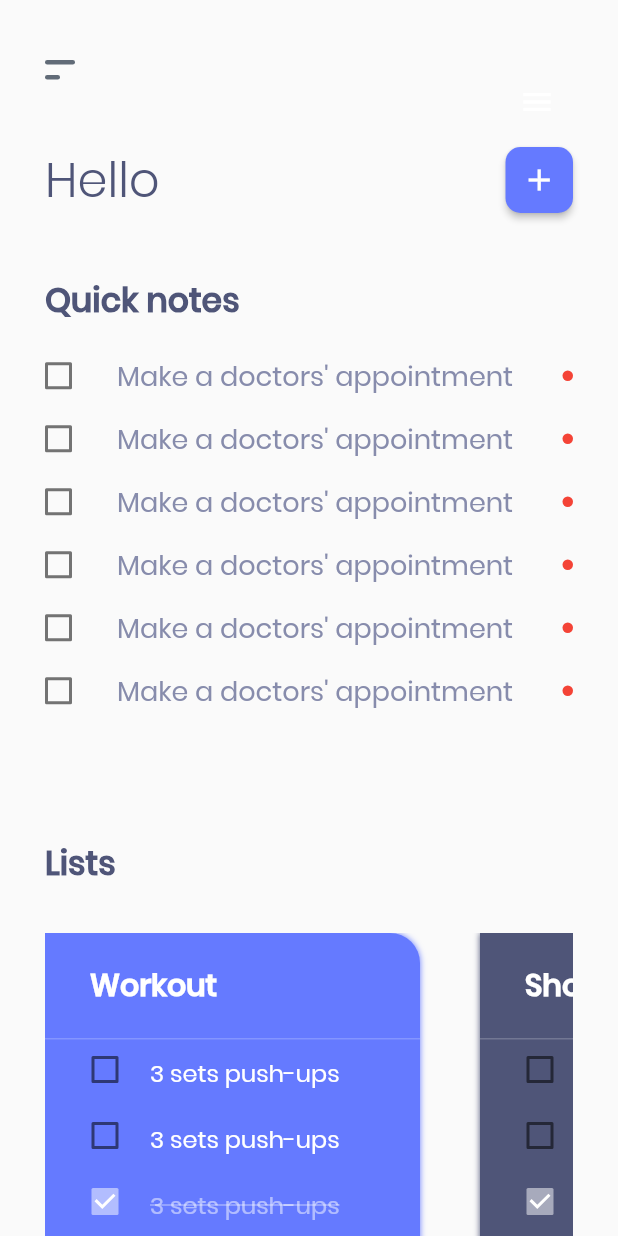
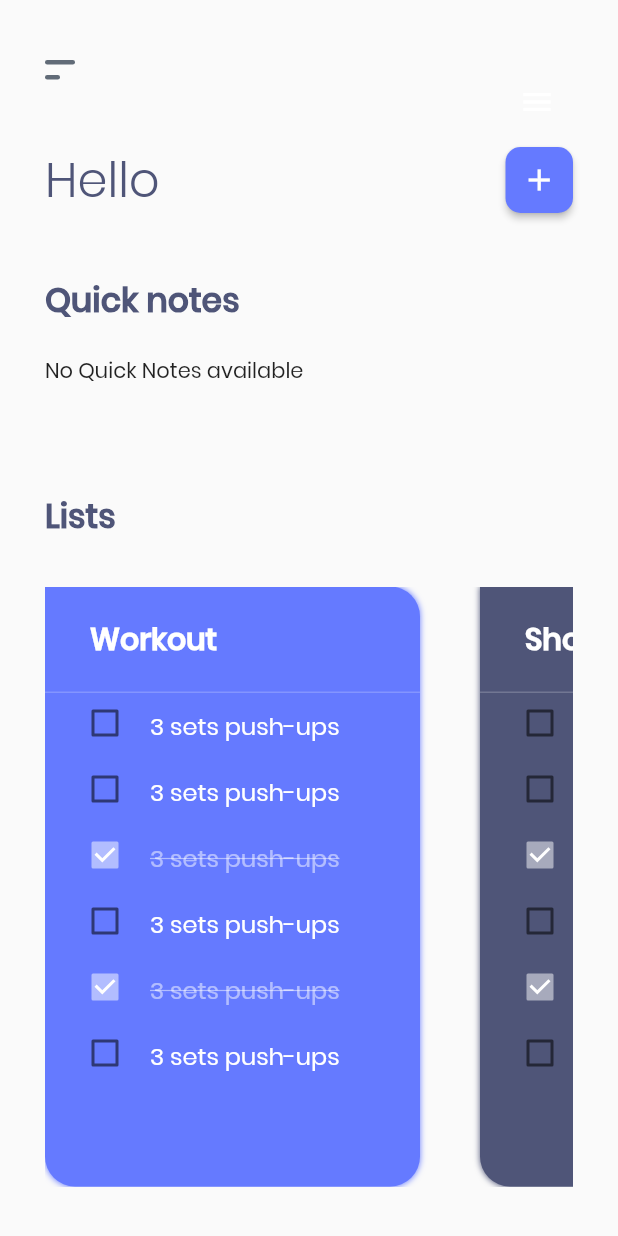
Before and after one commit to GoZaddy/Flutter-Todo-App, a Flutter app: the DashboardScreen screen opened by its route, on a phone screen of 412 x 824 dp. Run offline on Flutter 3.47's test engine with Material 2 defaults, Android fonts, the phone set to English and light mode, and no system bars; our stand-ins replace cloud_firestore, firebase_auth, google_sign_in, rxdart; missing offline and left inert: random_words; accounts and stored records are empty.

Commit message:
Quick notes are now gotten from firestore

```diff
--- a/lib/models/QuickNote.dart
+++ b/lib/models/QuickNote.dart
@@ -1,38 +1,32 @@
 import 'package:flutter/material.dart';
+import 'package:todo_app/models/Priority.dart';
 
 class QuickNote{
-  int priority;
+  String id;
+  Priority priority;
   bool isDone;
   String title;
 
   QuickNote({
     @required this.priority,
     @required this.isDone,
-    @required this.title
+    @required this.title,
+    this.id
   });
 
 //do a from doucment named constructor
-  int get itemPriority => this.priority;
-  bool get itemIsDone => this.isDone;
-  String get itemTitle => this.title;
 
-  set itemPriority(int newPriority){
+  set itemPriority(Priority newPriority){
     this.priority = newPriority;
   }
-  set itemIsDone(bool isDone){
-    this.isDone = isDone;
+  void setItemIsDone(bool isDone){
+
   }
   set itemTitle(String title){
     this.title = title;
   }
 
-  /*Color get priorityColor(int priority){
-    switch (priority) {
-      case :
 
-        break;
-      default:
-    }
-  }*/
+
 
 }
--- a/lib/pages/Dashboard.dart
+++ b/lib/pages/Dashboard.dart
@@ -1,8 +1,10 @@
 import 'dart:async';
 
+import 'package:cloud_firestore/cloud_firestore.dart';
 import 'package:flutter/gestures.dart';
 import 'package:flutter/material.dart';
 import 'package:provider/provider.dart';
+import 'package:todo_app/models/Priority.dart';
 import 'package:todo_app/models/QuickNote.dart';
 import 'package:todo_app/models/User.dart';
 import 'package:todo_app/services/AuthService.dart';
@@ -16,9 +18,12 @@ import 'package:todo_app/models/ListTodo.dart';
 import 'package:todo_app/models/TodoList.dart';
 import 'package:todo_app/widgets/SmallButton.dart';
 
-
 List<ListTodo> _aListofListTodos = [
-  ListTodo(title: "3 sets push-ups", isDone: false, details: "Alternate exercises in different variations, 3 sets, 10 reps each with a 1 minute break."),
+  ListTodo(
+      title: "3 sets push-ups",
+      isDone: false,
+      details:
+          "Alternate exercises in different variations, 3 sets, 10 reps each with a 1 minute break."),
   ListTodo(title: "3 sets push-ups", isDone: false, details: ""),
   ListTodo(title: "3 sets push-ups", isDone: true, details: ""),
   ListTodo(title: "3 sets push-ups", isDone: false, details: ""),
@@ -29,22 +34,17 @@ List<ListTodo> _aListofListTodos = [
 TodoList _todoList = TodoList(
     backgroundColor: Color(0xff657AFF),
     listTitle: "Workout",
-  listOfTodos: _aListofListTodos
-);
+    listOfTodos: _aListofListTodos);
 
 TodoList _todoList2 = TodoList(
     backgroundColor: Color(0xff4F5578),
     listTitle: "Shopping",
-  listOfTodos: _aListofListTodos
-);
+    listOfTodos: _aListofListTodos);
 
 TodoList _todoList3 = TodoList(
     backgroundColor: Color(0xff3AB9F2),
     listTitle: "Workout",
-  listOfTodos: _aListofListTodos
-);
-
-
+    listOfTodos: _aListofListTodos);
 
 class DashboardScreen extends StatelessWidget {
   GlobalKey<ScaffoldState> _scaffoldKey = GlobalKey();
@@ -56,17 +56,16 @@ class DashboardScreen extends StatelessWidget {
     return SafeArea(
       child: Scaffold(
         key: _scaffoldKey,
-        body: currentUser.exists ?
-          Dashboard(currentUser, _scaffoldKey, _openBlankTodoBottomSheet)
-              :
-          Center(child: CircularProgressIndicator()),
+        body: currentUser.exists
+            ? Dashboard(currentUser, _scaffoldKey, _openBlankTodoBottomSheet)
+            : Center(child: CircularProgressIndicator()),
         endDrawer: Container(
-            padding: EdgeInsets.only(left: 20.0, right: 20.0, top: 40.0, bottom: 20.0),
+          padding:
+              EdgeInsets.only(left: 20.0, right: 20.0, top: 40.0, bottom: 20.0),
           width: MediaQuery.of(context).size.width,
           color: Colors.white,
           child: Drawer(
             elevation: 0.0,
-
             child: Container(
               color: Colors.white,
               width: double.infinity,
@@ -83,35 +82,31 @@ class DashboardScreen extends StatelessWidget {
                           Icons.clear,
                           color: Colors.white,
                         ),
-                          onPressed: (){
+                        onPressed: () {
                           Navigator.pop(context);
                         },
                       ),
-
                       SizedBox(height: 30.0),
                       Row(
                         children: <Widget>[
                           Text(
                             "+ Add a quick note",
-                              style:TextStyle(
+                            style: TextStyle(
                                 color: Theme.of(context).accentColor,
                                 fontFamily: "Poppins",
                                 fontSize: 20,
-                                fontWeight: FontWeight.bold
+                                fontWeight: FontWeight.bold),
                           ),
-                            ),
-                            SizedBox(
-                              width: 30.0
-                            ),
+                          SizedBox(width: 30.0),
                           SmallButton(
                             icon: Transform.rotate(
                               angle: 45.0,
-                                child:Icon(
+                              child: Icon(
                                 Icons.attach_file,
                                 color: Colors.white,
                               ),
                             ),
-                              onPressed: (){
+                            onPressed: () {
                               Navigator.pop(context);
                               Navigator.pushNamed(context, "/addQuickNote");
                             },
@@ -123,22 +118,19 @@ class DashboardScreen extends StatelessWidget {
                         children: <Widget>[
                           Text(
                             "+ Add a list",
-                              style:TextStyle(
+                            style: TextStyle(
                                 color: Theme.of(context).accentColor,
                                 fontFamily: "Poppins",
                                 fontSize: 20,
-                                fontWeight: FontWeight.bold
+                                fontWeight: FontWeight.bold),
                           ),
-                            ),
-                            SizedBox(
-                              width: 30.0
-                            ),
+                          SizedBox(width: 30.0),
                           SmallButton(
                             icon: Icon(
                               Icons.insert_drive_file,
                               color: Colors.white,
                             ),
-                              onPressed: (){
+                            onPressed: () {
                               //Navigator.pop(context);
                               _openBlankTodoBottomSheet();
                             },
@@ -150,26 +142,22 @@ class DashboardScreen extends StatelessWidget {
                         children: <Widget>[
                           Text(
                             "Sign out",
-                              style:TextStyle(
+                            style: TextStyle(
                                 color: Theme.of(context).accentColor,
                                 fontFamily: "Poppins",
                                 fontSize: 20,
-                                fontWeight: FontWeight.bold
+                                fontWeight: FontWeight.bold),
                           ),
-                            ),
-                            SizedBox(
-                              width: 30.0
-                            ),
+                          SizedBox(width: 30.0),
                           SmallButton(
                             color: Color(0xff878CAC),
                             icon: Icon(
                               Icons.exit_to_app,
                               color: Colors.white,
                             ),
-                              onPressed: (){
+                            onPressed: () {
                               authService.signOut();
                               Navigator.pop(context);
-
                             },
                           )
                         ],
@@ -186,19 +174,16 @@ class DashboardScreen extends StatelessWidget {
   }
 }
 
-
 class Dashboard extends StatefulWidget {
   GlobalKey<ScaffoldState> scaffoldKey;
   dynamic user;
   VoidCallback openBlankTodoBottomSheet;
 
-
-  Dashboard(dynamic user, GlobalKey<ScaffoldState> scaffoldKey, VoidCallback openBlankTodoBottomSheet){
+  Dashboard(dynamic user, GlobalKey<ScaffoldState> scaffoldKey,
+      VoidCallback openBlankTodoBottomSheet) {
     this.user = user;
     this.scaffoldKey = scaffoldKey;
     this.openBlankTodoBottomSheet = openBlankTodoBottomSheet;
-
-
   }
 
   @override
@@ -208,14 +193,13 @@ class Dashboard extends StatefulWidget {
 class _DashboardState extends State<Dashboard> {
   PersistentBottomSheetController _controller;
   TodoList _currentTodoList;
-  StreamController<TodoList> _currentTodoListController = new StreamController<TodoList>();
-
+  StreamController<TodoList> _currentTodoListController =
+      new StreamController<TodoList>();
 
   @override
   void initState() {
     super.initState();
-     _currentTodoListController.stream.listen(
-      (TodoList todo){
+    _currentTodoListController.stream.listen((TodoList todo) {
       _currentTodoList = todo;
     });
   }
@@ -226,8 +210,9 @@ class _DashboardState extends State<Dashboard> {
     super.dispose();
   }
 
-  void _showBottomSheet(){
-    _controller = this.widget.scaffoldKey.currentState.showBottomSheet((context){
+  void _showBottomSheet() {
+    _controller =
+        this.widget.scaffoldKey.currentState.showBottomSheet((context) {
       return ListBottomSheet(
         controller: _controller,
         todoList: this._currentTodoList,
@@ -236,23 +221,20 @@ class _DashboardState extends State<Dashboard> {
     });
   }
 
-  void _closeBottomSheet(){
+  void _closeBottomSheet() {
     _controller.close();
   }
 
   @override
   Widget build(BuildContext context) {
-   widget.openBlankTodoBottomSheet = (){
-     _currentTodoListController.sink.add(
-       TodoList(
-         listTitle: "",
-         listOfTodos: []
-       )
-     );
+    widget.openBlankTodoBottomSheet = () {
+      _currentTodoListController.sink
+          .add(TodoList(listTitle: "", listOfTodos: []));
       _showBottomSheet();
     };
     return ListView(
-      padding: EdgeInsets.only(left: 30.0, right: 30.0, top: 40.0, bottom: 20.0),
+        padding:
+            EdgeInsets.only(left: 30.0, right: 30.0, top: 40.0, bottom: 20.0),
         shrinkWrap: true,
         children: <Widget>[
           AppBar(
@@ -270,15 +252,14 @@ class _DashboardState extends State<Dashboard> {
                     fontSize: 32.0,
                     fontFamily: "Poppins",
                     fontWeight: FontWeight.w200,
-                color: Theme.of(context).accentColor
-              ),
+                    color: Theme.of(context).accentColor),
               ),
               SmallButton(
                 icon: Icon(
                   Icons.add,
                   color: Colors.white,
                 ),
-              onPressed: (){
+                onPressed: () {
                   this.widget.scaffoldKey.currentState.openEndDrawer();
                 },
               )
@@ -294,43 +275,53 @@ class _DashboardState extends State<Dashboard> {
                     fontSize: 22.0,
                     fontWeight: FontWeight.bold,
                     fontFamily: "Poppins",
-                color: Theme.of(context).accentColor
-              ),
+                    color: Theme.of(context).accentColor),
               )
             ],
           ),
           SizedBox(height: 20.0),
-        Container(
+          StreamBuilder(
+            stream: widget.user.quickNotes,
+            builder: (context, snapshot) {
+              if (snapshot.hasData) {
+                if(snapshot.data.documents.length == 0){
+                  return Text(
+                    "No Quick Notes available",
+                    style: TextStyle(
+                      fontFamily: "Poppins"
+                    ),
+                  );
+                }
 
+                return (Container(
                   child: ListView(
+                      shrinkWrap: true,
+                      padding: EdgeInsets.all(0),
+                      children: snapshot.data.documents
+                          .map<Widget>((DocumentSnapshot document) {
+                        return QuickNoteWidget(new QuickNote(
+                            priority: Priority.fromPriorityValue(
+                                document["priority"]),
+                            isDone: document["isDone"],
+                            title: document["title"],
+                            id: document.documentID));
+                      }).toList()),
+                ));
+              }
+              if (snapshot.connectionState == ConnectionState.waiting) {
+                return Row(
+                  mainAxisAlignment: MainAxisAlignment.center,
+                  children: <Widget>[
+                    (CircularProgressIndicator()),
+                  ],
+                );
+              } else {
+                return Text("No Quick Notes available");
+              }
+            },
+          ),
 
-            shrinkWrap: true,
-             padding:EdgeInsets.all(0) ,
-             children: <Widget>[
-               QuickNoteWidget(
-                 QuickNote(priority: 1, isDone: false, title: "Make a doctors' appointment ")
-               ),
-               QuickNoteWidget(
-                 QuickNote(priority: 1, isDone: false, title: "Make a doctors' appointment ")
-               ),
-               QuickNoteWidget(
-                 QuickNote(priority: 1, isDone: false, title: "Make a doctors' appointment ")
-               ),
-               QuickNoteWidget(
-                 QuickNote(priority: 1, isDone: false, title: "Make a doctors' appointment ")
-               ),
-               QuickNoteWidget(
-                 QuickNote(priority: 1, isDone: false, title: "Make a doctors' appointment ")
-               ),
-               QuickNoteWidget(
-                 QuickNote(priority: 1, isDone: false, title: "Make a doctors' appointment ")
-               )
-             ],
-           ),
-        ),
-        SizedBox(
-          height: 70.0
-        ),
+          SizedBox(height: 70.0),
           Row(
             mainAxisAlignment: MainAxisAlignment.start,
             children: <Widget>[
@@ -340,56 +331,50 @@ class _DashboardState extends State<Dashboard> {
                     fontSize: 22.0,
                     fontWeight: FontWeight.bold,
                     fontFamily: "Poppins",
-                color: Theme.of(context).accentColor
-              ),
+                    color: Theme.of(context).accentColor),
               ),
             ],
           ),
-        SizedBox(
-          height: 30.0
-        ),
+          SizedBox(height: 30.0),
           Container(
             width: MediaQuery.of(context).size.width - 40,
             height: 400.0,
-            child: ListView(
-              scrollDirection: Axis.horizontal,
-              children: <Widget>[
+            child:
+                ListView(scrollDirection: Axis.horizontal, children: <Widget>[
               Row(
                 children: <Widget>[
                   ListWidget(
                     todoList: _todoList,
-                      onTap: (){
+                    onTap: () {
                       _currentTodoListController.sink.add(_todoList);
                       _showBottomSheet();
                     },
                   ),
                   ListWidget(
                     todoList: _todoList2,
-                      onTap: (){
+                    onTap: () {
                       _currentTodoListController.sink.add(_todoList2);
                       _showBottomSheet();
                     },
                   ),
                   ListWidget(
                     todoList: _todoList3,
-                      onTap: (){
+                    onTap: () {
                       _currentTodoListController.sink.add(_todoList3);
                       _showBottomSheet();
                     },
                   ),
                   ListWidget(
                     todoList: _todoList,
-                      onTap: (){
+                    onTap: () {
                       _currentTodoListController.sink.add(_todoList);
                       _showBottomSheet();
                     },
                   )
                 ],
               )
-              ]
-            ),
+            ]),
           )
-      ]
-    );
+        ]);
   }
 }
--- a/lib/widgets/QuickNoteWidget.dart
+++ b/lib/widgets/QuickNoteWidget.dart
@@ -62,7 +62,7 @@ class _QuickNoteWidgetState extends State<QuickNoteWidget> {
             height: 7.0,
             width: 7.0,
             decoration: BoxDecoration(
-              color: Colors.red[500],
+              color: quickNoteInfo.priority.color,
               borderRadius: BorderRadius.circular(10.0)
             ),
           )
```
Also changed, not shown: lib/models/User.dart (+10 -6 lines), lib/pages/AddQuickNote.dart (+30 -2 lines). Lines whose indentation alone changed are shown as unchanged.
